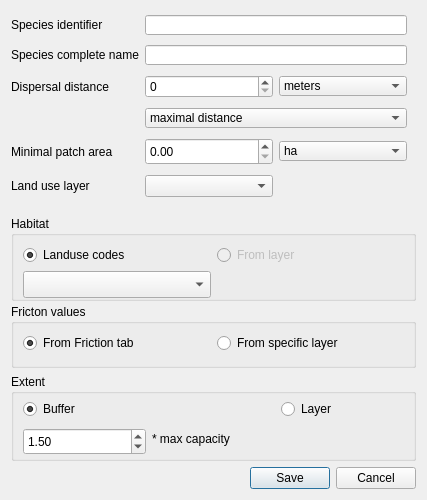
First picture: the form in ui/species_dialog.ui, repository MathieuChailloux/MitiConnect, before the edit.
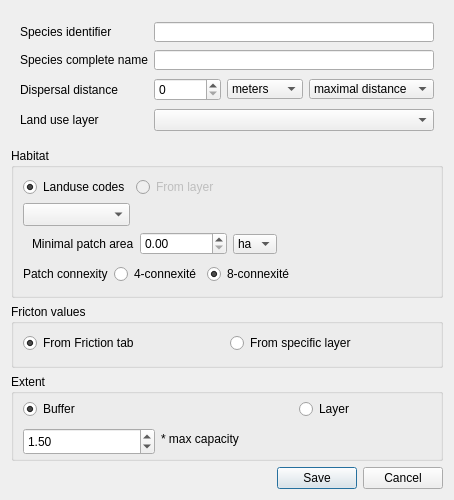
Second picture: the form after the edit. Custom widgets are drawn as their Qt base class.

The edit to the form file:
```diff
--- a/ui/species_dialog.ui
+++ b/ui/species_dialog.ui
@@ -31,206 +31,7 @@
   <property name="windowTitle">
    <string>Define new species</string>
   </property>
-  <layout class="QGridLayout" name="gridLayout">
-   <item row="5" column="0">
-    <widget class="QDialogButtonBox" name="buttonBox">
-     <property name="orientation">
-      <enum>Qt::Horizontal</enum>
-     </property>
-     <property name="standardButtons">
-      <set>QDialogButtonBox::Cancel|QDialogButtonBox::Save</set>
-     </property>
-    </widget>
-   </item>
-   <item row="1" column="0">
-    <widget class="QGroupBox" name="groupBox_2">
-     <property name="sizePolicy">
-      <sizepolicy hsizetype="Preferred" vsizetype="Fixed">
-       <horstretch>0</horstretch>
-       <verstretch>0</verstretch>
-      </sizepolicy>
-     </property>
-     <property name="minimumSize">
-      <size>
-       <width>0</width>
-       <height>85</height>
-      </size>
-     </property>
-     <property name="maximumSize">
-      <size>
-       <width>16777215</width>
-       <height>78</height>
-      </size>
-     </property>
-     <property name="title">
-      <string>Habitat</string>
-     </property>
-     <layout class="QGridLayout" name="gridLayout_4">
-      <property name="bottomMargin">
-       <number>6</number>
-      </property>
-      <item row="0" column="0">
-       <widget class="QRadioButton" name="habitatCodesMode">
-        <property name="sizePolicy">
-         <sizepolicy hsizetype="Preferred" vsizetype="Fixed">
-          <horstretch>0</horstretch>
-          <verstretch>0</verstretch>
-         </sizepolicy>
-        </property>
-        <property name="text">
-         <string>Landuse codes</string>
-        </property>
-        <property name="checked">
-         <bool>true</bool>
-        </property>
-       </widget>
-      </item>
-      <item row="0" column="1">
-       <widget class="QRadioButton" name="habitatLayerMode">
-        <property name="enabled">
-         <bool>false</bool>
-        </property>
-        <property name="sizePolicy">
-         <sizepolicy hsizetype="Preferred" vsizetype="Fixed">
-          <horstretch>0</horstretch>
-          <verstretch>0</verstretch>
-         </sizepolicy>
-        </property>
-        <property name="text">
-         <string>From layer</string>
-        </property>
-       </widget>
-      </item>
-      <item row="1" column="0">
-       <widget class="QgsCheckableComboBox" name="habitatCodes">
-        <property name="sizePolicy">
-         <sizepolicy hsizetype="Preferred" vsizetype="Fixed">
-          <horstretch>0</horstretch>
-          <verstretch>20</verstretch>
-         </sizepolicy>
-        </property>
-        <property name="minimumSize">
-         <size>
-          <width>0</width>
-          <height>27</height>
-         </size>
-        </property>
-       </widget>
-      </item>
-      <item row="1" column="1">
-       <widget class="QgsFileWidget" name="habitatLayer">
-        <property name="enabled">
-         <bool>false</bool>
-        </property>
-        <property name="minimumSize">
-         <size>
-          <width>0</width>
-          <height>27</height>
-         </size>
-        </property>
-       </widget>
-      </item>
-     </layout>
-    </widget>
-   </item>
-   <item row="4" column="0">
-    <widget class="QGroupBox" name="groupBox">
-     <property name="minimumSize">
-      <size>
-       <width>0</width>
-       <height>80</height>
-      </size>
-     </property>
-     <property name="maximumSize">
-      <size>
-       <width>16777215</width>
-       <height>16777215</height>
-      </size>
-     </property>
-     <property name="title">
-      <string>Extent</string>
-     </property>
-     <layout class="QGridLayout" name="gridLayout_2">
-      <property name="topMargin">
-       <number>5</number>
-      </property>
-      <property name="bottomMargin">
-       <number>6</number>
-      </property>
-      <item row="1" column="2">
-       <widget class="QgsFileWidget" name="speciesExtentLayer">
-        <property name="enabled">
-         <bool>false</bool>
-        </property>
-        <property name="minimumSize">
-         <size>
-          <width>0</width>
-          <height>20</height>
-         </size>
-        </property>
-       </widget>
-      </item>
-      <item row="0" column="0">
-       <widget class="QRadioButton" name="speciesBufferMode">
-        <property name="text">
-         <string>Buffer</string>
-        </property>
-        <property name="checked">
-         <bool>true</bool>
-        </property>
-       </widget>
-      </item>
-      <item row="0" column="2">
-       <widget class="QRadioButton" name="speciesLayerMode">
-        <property name="text">
-         <string>Layer</string>
-        </property>
-       </widget>
-      </item>
-      <item row="1" column="0">
-       <widget class="QgsDoubleSpinBox" name="speciesExtentBuffer">
-        <property name="minimumSize">
-         <size>
-          <width>100</width>
-          <height>27</height>
-         </size>
-        </property>
-        <property name="maximumSize">
-         <size>
-          <width>16777215</width>
-          <height>20</height>
-         </size>
-        </property>
-        <property name="value">
-         <double>1.500000000000000</double>
-        </property>
-       </widget>
-      </item>
-      <item row="1" column="1">
-       <widget class="QLabel" name="label_7">
-        <property name="minimumSize">
-         <size>
-          <width>0</width>
-          <height>0</height>
-         </size>
-        </property>
-        <property name="maximumSize">
-         <size>
-          <width>16777215</width>
-          <height>16777215</height>
-         </size>
-        </property>
-        <property name="text">
-         <string>* max capacity</string>
-        </property>
-        <property name="scaledContents">
-         <bool>true</bool>
-        </property>
-       </widget>
-      </item>
-     </layout>
-    </widget>
-   </item>
+  <layout class="QGridLayout" name="gridLayout_4">
    <item row="0" column="0">
     <widget class="QFrame" name="frame">
      <property name="sizePolicy">
@@ -242,7 +43,7 @@
      <property name="minimumSize">
       <size>
        <width>0</width>
-       <height>190</height>
+       <height>122</height>
       </size>
      </property>
      <property name="maximumSize">
@@ -258,120 +59,6 @@
       <enum>QFrame::Raised</enum>
      </property>
      <layout class="QGridLayout" name="gridLayout_3">
-      <property name="leftMargin">
-       <number>0</number>
-      </property>
-      <property name="topMargin">
-       <number>0</number>
-      </property>
-      <property name="bottomMargin">
-       <number>6</number>
-      </property>
-      <item row="2" column="2">
-       <widget class="QComboBox" name="speciesDispUnit">
-        <property name="minimumSize">
-         <size>
-          <width>0</width>
-          <height>20</height>
-         </size>
-        </property>
-        <property name="maximumSize">
-         <size>
-          <width>16777215</width>
-          <height>20</height>
-         </size>
-        </property>
-        <item>
-         <property name="text">
-          <string>meters</string>
-         </property>
-        </item>
-        <item>
-         <property name="text">
-          <string>cost unit</string>
-         </property>
-        </item>
-       </widget>
-      </item>
-      <item row="3" column="1" colspan="2">
-       <widget class="QComboBox" name="speciesDispDistMode">
-        <property name="minimumSize">
-         <size>
-          <width>0</width>
-          <height>20</height>
-         </size>
-        </property>
-        <property name="maximumSize">
-         <size>
-          <width>16777215</width>
-          <height>20</height>
-         </size>
-        </property>
-        <item>
-         <property name="text">
-          <string>maximal distance</string>
-         </property>
-        </item>
-        <item>
-         <property name="text">
-          <string>mean distance</string>
-         </property>
-        </item>
-       </widget>
-      </item>
-      <item row="4" column="2">
-       <widget class="QComboBox" name="speciesPatchUnit">
-        <property name="minimumSize">
-         <size>
-          <width>0</width>
-          <height>20</height>
-         </size>
-        </property>
-        <property name="maximumSize">
-         <size>
-          <width>16777215</width>
-          <height>20</height>
-         </size>
-        </property>
-        <item>
-         <property name="text">
-          <string>ha</string>
-         </property>
-        </item>
-       </widget>
-      </item>
-      <item row="0" column="0">
-       <widget class="QLabel" name="label">
-        <property name="minimumSize">
-         <size>
-          <width>0</width>
-          <height>0</height>
-         </size>
-        </property>
-        <property name="text">
-         <string>Species identifier</string>
-        </property>
-        <property name="scaledContents">
-         <bool>true</bool>
-        </property>
-       </widget>
-      </item>
-      <item row="0" column="1" colspan="2">
-       <widget class="QLineEdit" name="speciesID">
-        <property name="minimumSize">
-         <size>
-          <width>0</width>
-          <height>20</height>
-         </size>
-        </property>
-        <property name="maximumSize">
-         <size>
-          <width>16777215</width>
-          <height>20</height>
-         </size>
-        </property>
-       </widget>
-      </item>
       <item row="1" column="0">
        <widget class="QLabel" name="label_2">
         <property name="minimumSize">
@@ -388,48 +75,19 @@
         </property>
        </widget>
       </item>
-      <item row="4" column="1">
-       <widget class="QgsDoubleSpinBox" name="speciesMinPatch">
+      <item row="0" column="0">
+       <widget class="QLabel" name="label">
         <property name="minimumSize">
          <size>
-          <width>87</width>
-          <height>27</height>
-         </size>
-        </property>
-        <property name="maximumSize">
-         <size>
-          <width>16777215</width>
-          <height>16777215</height>
-         </size>
-        </property>
-        <property name="maximum">
-         <double>999999.000000000000000</double>
-        </property>
-       </widget>
-      </item>
-      <item row="5" column="1">
-       <widget class="QComboBox" name="speciesLanduse">
-        <property name="minimumSize">
-         <size>
           <width>0</width>
-          <height>20</height>
+          <height>0</height>
          </size>
         </property>
-       </widget>
-      </item>
-      <item row="1" column="1" colspan="2">
-       <widget class="QLineEdit" name="speciesFullName">
-        <property name="minimumSize">
-         <size>
-          <width>0</width>
-          <height>20</height>
-         </size>
+        <property name="text">
+         <string>Species identifier</string>
         </property>
-        <property name="maximumSize">
-         <size>
-          <width>16777215</width>
-          <height>20</height>
-         </size>
+        <property name="scaledContents">
+         <bool>true</bool>
         </property>
        </widget>
       </item>
@@ -462,23 +120,33 @@
         </property>
        </widget>
       </item>
-      <item row="4" column="0">
-       <widget class="QLabel" name="label_4">
+      <item row="2" column="2">
+       <widget class="QComboBox" name="speciesDispUnit">
         <property name="minimumSize">
          <size>
           <width>0</width>
-          <height>0</height>
+          <height>20</height>
          </size>
         </property>
-        <property name="text">
-         <string>Minimal patch area</string>
+        <property name="maximumSize">
+         <size>
+          <width>16777215</width>
+          <height>20</height>
+         </size>
         </property>
-        <property name="scaledContents">
-         <bool>true</bool>
-        </property>
+        <item>
+         <property name="text">
+          <string>meters</string>
+         </property>
+        </item>
+        <item>
+         <property name="text">
+          <string>cost unit</string>
+         </property>
+        </item>
        </widget>
       </item>
-      <item row="5" column="0">
+      <item row="3" column="0">
        <widget class="QLabel" name="label_5">
         <property name="minimumSize">
          <size>
@@ -494,10 +162,78 @@
         </property>
        </widget>
       </item>
+      <item row="0" column="1" colspan="3">
+       <widget class="QLineEdit" name="speciesID">
+        <property name="minimumSize">
+         <size>
+          <width>0</width>
+          <height>20</height>
+         </size>
+        </property>
+        <property name="maximumSize">
+         <size>
+          <width>16777215</width>
+          <height>20</height>
+         </size>
+        </property>
+       </widget>
+      </item>
+      <item row="2" column="3">
+       <widget class="QComboBox" name="speciesDispDistMode">
+        <property name="minimumSize">
+         <size>
+          <width>0</width>
+          <height>20</height>
+         </size>
+        </property>
+        <property name="maximumSize">
+         <size>
+          <width>16777215</width>
+          <height>20</height>
+         </size>
+        </property>
+        <item>
+         <property name="text">
+          <string>maximal distance</string>
+         </property>
+        </item>
+        <item>
+         <property name="text">
+          <string>mean distance</string>
+         </property>
+        </item>
+       </widget>
+      </item>
+      <item row="1" column="1" colspan="3">
+       <widget class="QLineEdit" name="speciesFullName">
+        <property name="minimumSize">
+         <size>
+          <width>0</width>
+          <height>20</height>
+         </size>
+        </property>
+        <property name="maximumSize">
+         <size>
+          <width>16777215</width>
+          <height>20</height>
+         </size>
+        </property>
+       </widget>
+      </item>
+      <item row="3" column="1" colspan="3">
+       <widget class="QComboBox" name="speciesLanduse">
+        <property name="minimumSize">
+         <size>
+          <width>0</width>
+          <height>20</height>
+         </size>
+        </property>
+       </widget>
+      </item>
      </layout>
     </widget>
    </item>
-   <item row="3" column="0">
+   <item row="2" column="0">
     <widget class="QGroupBox" name="groupBox_3">
      <property name="title">
       <string>Fricton values</string>
@@ -506,13 +242,10 @@
       <property name="bottomMargin">
        <number>6</number>
       </property>
-      <item row="0" column="0">
-       <widget class="QRadioButton" name="frictionTabOpt">
-        <property name="text">
-         <string>From Friction tab</string>
-        </property>
-        <property name="checked">
-         <bool>true</bool>
+      <item row="1" column="1">
+       <widget class="QgsFileWidget" name="frictionLayer">
+        <property name="enabled">
+         <bool>false</bool>
         </property>
        </widget>
       </item>
@@ -523,10 +256,360 @@
         </property>
        </widget>
       </item>
+      <item row="0" column="0">
+       <widget class="QRadioButton" name="frictionTabOpt">
+        <property name="text">
+         <string>From Friction tab</string>
+        </property>
+        <property name="checked">
+         <bool>true</bool>
+        </property>
+       </widget>
+      </item>
+     </layout>
+    </widget>
+   </item>
+   <item row="3" column="0">
+    <widget class="QGroupBox" name="groupBox">
+     <property name="minimumSize">
+      <size>
+       <width>0</width>
+       <height>80</height>
+      </size>
+     </property>
+     <property name="maximumSize">
+      <size>
+       <width>16777215</width>
+       <height>16777215</height>
+      </size>
+     </property>
+     <property name="title">
+      <string>Extent</string>
+     </property>
+     <layout class="QGridLayout" name="gridLayout_2">
+      <property name="topMargin">
+       <number>5</number>
+      </property>
+      <property name="bottomMargin">
+       <number>6</number>
+      </property>
+      <item row="1" column="2">
+       <widget class="QgsFileWidget" name="speciesExtentLayer">
+        <property name="enabled">
+         <bool>false</bool>
+        </property>
+        <property name="minimumSize">
+         <size>
+          <width>0</width>
+          <height>20</height>
+         </size>
+        </property>
+       </widget>
+      </item>
+      <item row="0" column="0">
+       <widget class="QRadioButton" name="speciesBufferMode">
+        <property name="text">
+         <string>Buffer</string>
+        </property>
+        <property name="checked">
+         <bool>true</bool>
+        </property>
+       </widget>
+      </item>
+      <item row="0" column="2">
+       <widget class="QRadioButton" name="speciesLayerMode">
+        <property name="text">
+         <string>Layer</string>
+        </property>
+       </widget>
+      </item>
+      <item row="1" column="0">
+       <widget class="QgsDoubleSpinBox" name="speciesExtentBuffer">
+        <property name="minimumSize">
+         <size>
+          <width>100</width>
+          <height>27</height>
+         </size>
+        </property>
+        <property name="maximumSize">
+         <size>
+          <width>16777215</width>
+          <height>20</height>
+         </size>
+        </property>
+        <property name="value">
+         <double>1.500000000000000</double>
+        </property>
+       </widget>
+      </item>
       <item row="1" column="1">
-       <widget class="QgsFileWidget" name="frictionLayer">
+       <widget class="QLabel" name="label_7">
+        <property name="minimumSize">
+         <size>
+          <width>0</width>
+          <height>0</height>
+         </size>
+        </property>
+        <property name="maximumSize">
+         <size>
+          <width>16777215</width>
+          <height>16777215</height>
+         </size>
+        </property>
+        <property name="text">
+         <string>* max capacity</string>
+        </property>
+        <property name="scaledContents">
+         <bool>true</bool>
+        </property>
+       </widget>
+      </item>
+     </layout>
+    </widget>
+   </item>
+   <item row="4" column="0">
+    <widget class="QDialogButtonBox" name="buttonBox">
+     <property name="orientation">
+      <enum>Qt::Horizontal</enum>
+     </property>
+     <property name="standardButtons">
+      <set>QDialogButtonBox::Cancel|QDialogButtonBox::Save</set>
+     </property>
+    </widget>
+   </item>
+   <item row="1" column="0">
+    <widget class="QGroupBox" name="groupBox_2">
+     <property name="sizePolicy">
+      <sizepolicy hsizetype="Preferred" vsizetype="Fixed">
+       <horstretch>0</horstretch>
+       <verstretch>0</verstretch>
+      </sizepolicy>
+     </property>
+     <property name="minimumSize">
+      <size>
+       <width>0</width>
+       <height>150</height>
+      </size>
+     </property>
+     <property name="maximumSize">
+      <size>
+       <width>16777215</width>
+       <height>150</height>
+      </size>
+     </property>
+     <property name="title">
+      <string>Habitat</string>
+     </property>
+     <layout class="QGridLayout" name="gridLayout">
+      <item row="2" column="0" colspan="4">
+       <widget class="QFrame" name="frame_3">
+        <property name="frameShape">
+         <enum>QFrame::NoFrame</enum>
+        </property>
+        <property name="frameShadow">
+         <enum>QFrame::Raised</enum>
+        </property>
+        <layout class="QHBoxLayout" name="horizontalLayout_2">
+         <property name="topMargin">
+          <number>0</number>
+         </property>
+         <property name="rightMargin">
+          <number>0</number>
+         </property>
+         <property name="bottomMargin">
+          <number>0</number>
+         </property>
+         <item>
+          <widget class="QLabel" name="label_4">
+           <property name="minimumSize">
+            <size>
+             <width>0</width>
+             <height>0</height>
+            </size>
+           </property>
+           <property name="text">
+            <string>Minimal patch area</string>
+           </property>
+           <property name="scaledContents">
+            <bool>true</bool>
+           </property>
+          </widget>
+         </item>
+         <item>
+          <widget class="QgsDoubleSpinBox" name="speciesMinPatch">
+           <property name="minimumSize">
+            <size>
+             <width>87</width>
+             <height>23</height>
+            </size>
+           </property>
+           <property name="maximumSize">
+            <size>
+             <width>16777215</width>
+             <height>16777215</height>
+            </size>
+           </property>
+           <property name="maximum">
+            <double>999999.000000000000000</double>
+           </property>
+          </widget>
+         </item>
+         <item>
+          <widget class="QComboBox" name="speciesPatchUnit">
+           <property name="minimumSize">
+            <size>
+             <width>0</width>
+             <height>20</height>
+            </size>
+           </property>
+           <property name="maximumSize">
+            <size>
+             <width>16777215</width>
+             <height>20</height>
+            </size>
+           </property>
+           <item>
+            <property name="text">
+             <string>ha</string>
+            </property>
+           </item>
+          </widget>
+         </item>
+         <item>
+          <spacer name="horizontalSpacer">
+           <property name="orientation">
+            <enum>Qt::Horizontal</enum>
+           </property>
+           <property name="sizeHint" stdset="0">
+            <size>
+             <width>126</width>
+             <height>16</height>
+            </size>
+           </property>
+          </spacer>
+         </item>
+        </layout>
+       </widget>
+      </item>
+      <item row="0" column="0">
+       <widget class="QRadioButton" name="habitatCodesMode">
+        <property name="sizePolicy">
+         <sizepolicy hsizetype="Preferred" vsizetype="Fixed">
+          <horstretch>0</horstretch>
+          <verstretch>0</verstretch>
+         </sizepolicy>
+        </property>
+        <property name="text">
+         <string>Landuse codes</string>
+        </property>
+        <property name="checked">
+         <bool>true</bool>
+        </property>
+       </widget>
+      </item>
+      <item row="1" column="0">
+       <widget class="QgsCheckableComboBox" name="habitatCodes">
+        <property name="sizePolicy">
+         <sizepolicy hsizetype="Preferred" vsizetype="Fixed">
+          <horstretch>0</horstretch>
+          <verstretch>20</verstretch>
+         </sizepolicy>
+        </property>
+        <property name="minimumSize">
+         <size>
+          <width>0</width>
+          <height>23</height>
+         </size>
+        </property>
+       </widget>
+      </item>
+      <item row="0" column="1">
+       <widget class="QRadioButton" name="habitatLayerMode">
         <property name="enabled">
          <bool>false</bool>
+        </property>
+        <property name="sizePolicy">
+         <sizepolicy hsizetype="Preferred" vsizetype="Fixed">
+          <horstretch>0</horstretch>
+          <verstretch>0</verstretch>
+         </sizepolicy>
+        </property>
+        <property name="text">
+         <string>From layer</string>
+        </property>
+       </widget>
+      </item>
+      <item row="3" column="0" colspan="5">
+       <widget class="QFrame" name="frame_2">
+        <property name="frameShape">
+         <enum>QFrame::NoFrame</enum>
+        </property>
+        <property name="frameShadow">
+         <enum>QFrame::Raised</enum>
+        </property>
+        <layout class="QHBoxLayout" name="horizontalLayout">
+         <property name="leftMargin">
+          <number>0</number>
+         </property>
+         <property name="topMargin">
+          <number>0</number>
+         </property>
+         <property name="rightMargin">
+          <number>0</number>
+         </property>
+         <property name="bottomMargin">
+          <number>0</number>
+         </property>
+         <item>
+          <widget class="QLabel" name="label_6">
+           <property name="text">
+            <string>Patch connexity</string>
+           </property>
+          </widget>
+         </item>
+         <item>
+          <widget class="QRadioButton" name="connexity4">
+           <property name="text">
+            <string>4-connexité</string>
+           </property>
+          </widget>
+         </item>
+         <item>
+          <widget class="QRadioButton" name="connexity8">
+           <property name="text">
+            <string>8-connexité</string>
+           </property>
+           <property name="checked">
+            <bool>true</bool>
+           </property>
+          </widget>
+         </item>
+         <item>
+          <spacer name="horizontalSpacer_2">
+           <property name="orientation">
+            <enum>Qt::Horizontal</enum>
+           </property>
+           <property name="sizeHint" stdset="0">
+            <size>
+             <width>131</width>
+             <height>20</height>
+            </size>
+           </property>
+          </spacer>
+         </item>
+        </layout>
+       </widget>
+      </item>
+      <item row="1" column="1" colspan="4">
+       <widget class="QgsFileWidget" name="habitatLayer">
+        <property name="enabled">
+         <bool>false</bool>
+        </property>
+        <property name="minimumSize">
+         <size>
+          <width>0</width>
+          <height>23</height>
+         </size>
         </property>
        </widget>
       </item>
```
